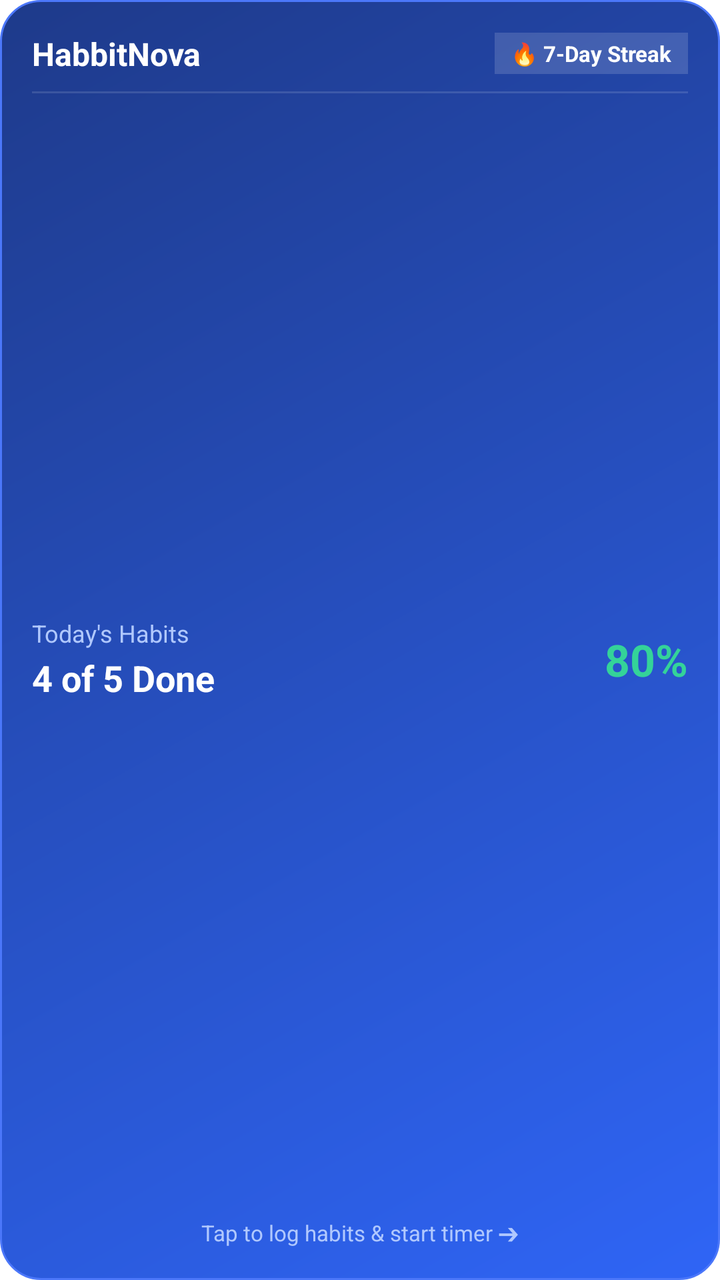
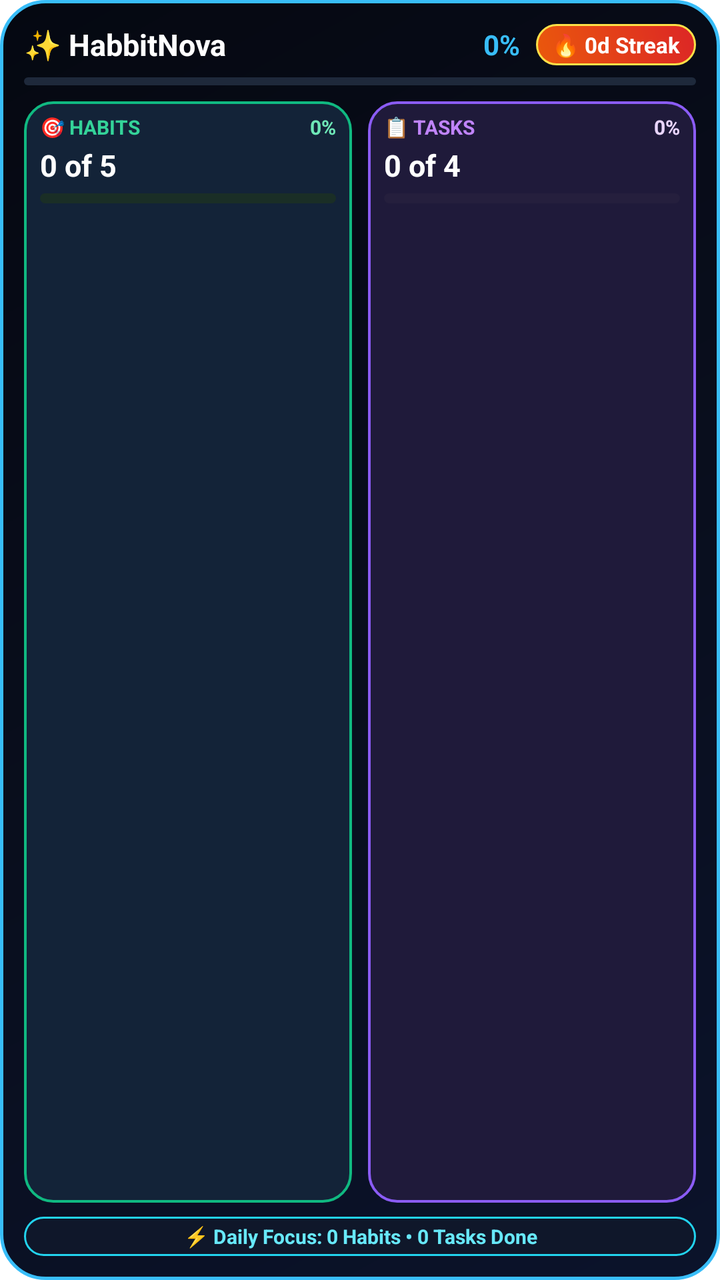

The first picture is an Android layout as it rendered before a commit; the second is the same layout after the commit. The layout source and the unified diff follow.
<!-- AndroidManifest.xml: fallback theme Theme.MaterialComponents.DayNight.NoActionBar -->
<!-- res/layout/synvero_app_widget.xml -->
<?xml version="1.0" encoding="utf-8"?>
<LinearLayout xmlns:android="http://schemas.android.com/apk/res/android"
    android:id="@+id/widget_container"
    android:layout_width="match_parent"
    android:layout_height="match_parent"
    android:background="@drawable/widget_background"
    android:orientation="vertical"
    android:padding="16dp">

    
    <LinearLayout
        android:layout_width="match_parent"
        android:layout_height="wrap_content"
        android:gravity="center_vertical"
        android:orientation="horizontal">

        <TextView
            android:id="@+id/widget_app_title"
            android:layout_width="0dp"
            android:layout_height="wrap_content"
            android:layout_weight="1"
            android:text="HabbitNova"
            android:textColor="#FFFFFF"
            android:textSize="16sp"
            android:textStyle="bold" />

        <TextView
            android:id="@+id/widget_streak_badge"
            android:layout_width="wrap_content"
            android:layout_height="wrap_content"
            android:background="#26FFFFFF"
            android:paddingStart="8dp"
            android:paddingTop="3dp"
            android:paddingEnd="8dp"
            android:paddingBottom="3dp"
            android:text="🔥 7-Day Streak"
            android:textColor="#FFFFFF"
            android:textSize="11sp"
            android:textStyle="bold" />
    </LinearLayout>

    <ImageView
        android:layout_width="match_parent"
        android:layout_height="1dp"
        android:layout_marginTop="8dp"
        android:layout_marginBottom="8dp"
        android:background="#20FFFFFF" />

    
    <LinearLayout
        android:layout_width="match_parent"
        android:layout_height="0dp"
        android:layout_weight="1"
        android:gravity="center_vertical"
        android:orientation="horizontal">

        <LinearLayout
            android:layout_width="0dp"
            android:layout_height="wrap_content"
            android:layout_weight="1"
            android:orientation="vertical">

            <TextView
                android:id="@+id/widget_habits_label"
                android:layout_width="wrap_content"
                android:layout_height="wrap_content"
                android:text="Today's Habits"
                android:textColor="#B0C8FE"
                android:textSize="12sp" />

            <TextView
                android:id="@+id/widget_habits_count"
                android:layout_width="wrap_content"
                android:layout_height="wrap_content"
                android:layout_marginTop="2dp"
                android:text="4 of 5 Done"
                android:textColor="#FFFFFF"
                android:textSize="18sp"
                android:textStyle="bold" />
        </LinearLayout>

        <TextView
            android:id="@+id/widget_percentage"
            android:layout_width="wrap_content"
            android:layout_height="wrap_content"
            android:text="80%"
            android:textColor="#34D399"
            android:textSize="22sp"
            android:textStyle="bold" />
    </LinearLayout>

    
    <TextView
        android:id="@+id/widget_action_text"
        android:layout_width="match_parent"
        android:layout_height="wrap_content"
        android:layout_marginTop="4dp"
        android:gravity="center"
        android:text="Tap to log habits &amp; start timer ➔"
        android:textColor="#B0C8FE"
        android:textSize="11sp" />
</LinearLayout>
<!-- resources referenced by this layout -->
<resources>
  <!-- drawable widget_background (drawable) -->
  <?xml version="1.0" encoding="utf-8"?>
  <shape xmlns:android="http://schemas.android.com/apk/res/android"
      android:shape="rectangle">
      <corners android:radius="20dp" />
      <gradient
          android:angle="135"
          android:startColor="#2F65F6"
          android:endColor="#1E3A8A"
          android:type="linear" />
      <stroke
          android:width="1dp"
          android:color="#4B77FA" />
  </shape>
</resources>

<!-- the commit's change to res/layout/synvero_app_widget.xml (unified diff, before → after) -->
@@ -5,7 +5,7 @@
     android:layout_height="match_parent"
     android:background="@drawable/widget_background"
     android:orientation="vertical"
-    android:padding="16dp">
+    android:padding="12dp">
 
     
     <LinearLayout
@@ -19,84 +19,228 @@
             android:layout_width="0dp"
             android:layout_height="wrap_content"
             android:layout_weight="1"
-            android:text="HabbitNova"
+            android:text="✨ HabbitNova"
             android:textColor="#FFFFFF"
-            android:textSize="16sp"
+            android:textSize="15sp"
+            android:textStyle="bold" />
+
+        <TextView
+            android:id="@+id/widget_overall_pct"
+            android:layout_width="wrap_content"
+            android:layout_height="wrap_content"
+            android:layout_marginEnd="8dp"
+            android:text="0%"
+            android:textColor="#38BDF8"
+            android:textSize="14sp"
             android:textStyle="bold" />
 
         <TextView
             android:id="@+id/widget_streak_badge"
             android:layout_width="wrap_content"
             android:layout_height="wrap_content"
-            android:background="#26FFFFFF"
+            android:background="@drawable/widget_streak_badge"
             android:paddingStart="8dp"
             android:paddingTop="3dp"
             android:paddingEnd="8dp"
             android:paddingBottom="3dp"
-            android:text="🔥 7-Day Streak"
+            android:text="🔥 0d Streak"
             android:textColor="#FFFFFF"
             android:textSize="11sp"
             android:textStyle="bold" />
     </LinearLayout>
 
-    <ImageView
-        android:layout_width="match_parent"
-        android:layout_height="1dp"
-        android:layout_marginTop="8dp"
+    
+    <ProgressBar
+        android:id="@+id/widget_overall_bar"
+        style="?android:attr/progressBarStyleHorizontal"
+        android:layout_width="match_parent"
+        android:layout_height="4dp"
+        android:layout_marginTop="6dp"
         android:layout_marginBottom="8dp"
-        android:background="#20FFFFFF" />
+        android:max="100"
+        android:progress="0"
+        android:progressDrawable="@drawable/progress_overall_glowing" />
 
     
     <LinearLayout
         android:layout_width="match_parent"
         android:layout_height="0dp"
         android:layout_weight="1"
-        android:gravity="center_vertical"
         android:orientation="horizontal">
 
+        
         <LinearLayout
+            android:id="@+id/widget_habits_card"
             android:layout_width="0dp"
-            android:layout_height="wrap_content"
+            android:layout_height="match_parent"
             android:layout_weight="1"
-            android:orientation="vertical">
-
-            <TextView
-                android:id="@+id/widget_habits_label"
-                android:layout_width="wrap_content"
-                android:layout_height="wrap_content"
-                android:text="Today's Habits"
-                android:textColor="#B0C8FE"
-                android:textSize="12sp" />
+            android:layout_marginEnd="4dp"
+            android:background="@drawable/widget_card_habits"
+            android:orientation="vertical"
+            android:paddingStart="8dp"
+            android:paddingTop="6dp"
+            android:paddingEnd="8dp"
+            android:paddingBottom="6dp">
+
+            <LinearLayout
+                android:layout_width="match_parent"
+                android:layout_height="wrap_content"
+                android:gravity="center_vertical"
+                android:orientation="horizontal">
+
+                <TextView
+                    android:layout_width="0dp"
+                    android:layout_height="wrap_content"
+                    android:layout_weight="1"
+                    android:text="🎯 HABITS"
+                    android:textColor="#34D399"
+                    android:textSize="10sp"
+                    android:textStyle="bold" />
+
+                <TextView
+                    android:id="@+id/widget_habits_pct"
+                    android:layout_width="wrap_content"
+                    android:layout_height="wrap_content"
+                    android:text="0%"
+                    android:textColor="#6EE7B7"
+                    android:textSize="10sp"
+                    android:textStyle="bold" />
+            </LinearLayout>
 
             <TextView
                 android:id="@+id/widget_habits_count"
                 android:layout_width="wrap_content"
                 android:layout_height="wrap_content"
                 android:layout_marginTop="2dp"
-                android:text="4 of 5 Done"
+                android:text="0 of 5"
                 android:textColor="#FFFFFF"
-                android:textSize="18sp"
-                android:textStyle="bold" />
+                android:textSize="15sp"
+                android:textStyle="bold" />
+
+            <ProgressBar
+                android:id="@+id/widget_habits_bar"
+                style="?android:attr/progressBarStyleHorizontal"
+                android:layout_width="match_parent"
+                android:layout_height="5dp"
+                android:layout_marginTop="4dp"
+                android:max="100"
+                android:progress="0"
+                android:progressDrawable="@drawable/progress_habits_glowing" />
         </LinearLayout>
 
-        <TextView
-            android:id="@+id/widget_percentage"
-            android:layout_width="wrap_content"
-            android:layout_height="wrap_content"
-            android:text="80%"
-            android:textColor="#34D399"
-            android:textSize="22sp"
-            android:textStyle="bold" />
+        
+        <LinearLayout
+            android:id="@+id/widget_tasks_card"
+            android:layout_width="0dp"
+            android:layout_height="match_parent"
+            android:layout_weight="1"
+            android:layout_marginStart="4dp"
+            android:background="@drawable/widget_card_tasks"
+            android:orientation="vertical"
+            android:paddingStart="8dp"
+            android:paddingTop="6dp"
+            android:paddingEnd="8dp"
+            android:paddingBottom="6dp">
+
+            <LinearLayout
+                android:layout_width="match_parent"
+                android:layout_height="wrap_content"
+                android:gravity="center_vertical"
+                android:orientation="horizontal">
+
+                <TextView
+                    android:layout_width="0dp"
+                    android:layout_height="wrap_content"
+                    android:layout_weight="1"
+                    android:text="📋 TASKS"
+                    android:textColor="#C084FC"
+                    android:textSize="10sp"
+                    android:textStyle="bold" />
+
+                <TextView
+                    android:id="@+id/widget_tasks_pct"
+                    android:layout_width="wrap_content"
+                    android:layout_height="wrap_content"
+                    android:text="0%"
+                    android:textColor="#E9D5FF"
+                    android:textSize="10sp"
+                    android:textStyle="bold" />
+            </LinearLayout>
+
+            <TextView
+                android:id="@+id/widget_tasks_count"
+                android:layout_width="wrap_content"
+                android:layout_height="wrap_content"
+                android:layout_marginTop="2dp"
+                android:text="0 of 4"
+                android:textColor="#FFFFFF"
+                android:textSize="15sp"
+                android:textStyle="bold" />
+
+            <ProgressBar
+                android:id="@+id/widget_tasks_bar"
+                style="?android:attr/progressBarStyleHorizontal"
+                android:layout_width="match_parent"
+                android:layout_height="5dp"
+                android:layout_marginTop="4dp"
+                android:max="100"
+                android:progress="0"
+                android:progressDrawable="@drawable/progress_tasks_glowing" />
+        </LinearLayout>
     </LinearLayout>
 
     
-    <TextView
-        android:id="@+id/widget_action_text"
+    <FrameLayout
         android:layout_width="match_parent"
         android:layout_height="wrap_content"
-        android:layout_marginTop="4dp"
-        android:gravity="center"
-        android:text="Tap to log habits &amp; start timer ➔"
-        android:textColor="#B0C8FE"
-        android:textSize="11sp" />
+        android:layout_marginTop="7dp"
+        android:background="@drawable/widget_flipper_bg"
+        android:paddingStart="8dp"
+        android:paddingTop="3dp"
+        android:paddingEnd="8dp"
+        android:paddingBottom="3dp">
+
+        <ViewFlipper
+            android:id="@+id/widget_flipper"
+            android:layout_width="match_parent"
+            android:layout_height="wrap_content"
+            android:autoStart="true"
+            android:flipInterval="3200"
+            android:inAnimation="@android:anim/fade_in"
+            android:outAnimation="@android:anim/fade_out">
+
+            <TextView
+                android:id="@+id/widget_flip_msg1"
+                android:layout_width="match_parent"
+                android:layout_height="wrap_content"
+                android:gravity="center"
+                android:singleLine="true"
+                android:text="⚡ Daily Focus: 0 Habits • 0 Tasks Done"
+                android:textColor="#67E8F9"
+                android:textSize="10sp"
+                android:textStyle="bold" />
+
+            <TextView
+                android:id="@+id/widget_flip_msg2"
+                android:layout_width="match_parent"
+                android:layout_height="wrap_content"
+                android:gravity="center"
+                android:singleLine="true"
+                android:text="✨ Tap to track progress &amp; stay on top!"
+                android:textColor="#A7F3D0"
+                android:textSize="10sp"
+                android:textStyle="bold" />
+
+            <TextView
+                android:id="@+id/widget_flip_msg3"
+                android:layout_width="match_parent"
+                android:layout_height="wrap_content"
+                android:gravity="center"
+                android:singleLine="true"
+                android:text="🔥 Streak Active! Build greatness daily ➔"
+                android:textColor="#FDE047"
+                android:textSize="10sp"
+                android:textStyle="bold" />
+        </ViewFlipper>
+    </FrameLayout>
 </LinearLayout>
<!-- resource entries referenced after the edit -->
@@ -1,18 +1,126 @@
 <!-- resources referenced by this layout -->
 <resources>
+  <!-- drawable progress_habits_glowing (drawable) -->
+  <?xml version="1.0" encoding="utf-8"?>
+  <layer-list xmlns:android="http://schemas.android.com/apk/res/android">
+      <item android:id="@android:id/background">
+          <shape>
+              <corners android:radius="4dp" />
+              <solid android:color="#1A2E26" />
+          </shape>
+      </item>
+      <item android:id="@android:id/progress">
+          <clip>
+              <shape>
+                  <corners android:radius="4dp" />
+                  <gradient
+                      android:startColor="#059669"
+                      android:endColor="#34D399"
+                      android:angle="0" />
+              </shape>
+          </clip>
+      </item>
+  </layer-list>
+  <!-- drawable progress_overall_glowing (drawable) -->
+  <?xml version="1.0" encoding="utf-8"?>
+  <layer-list xmlns:android="http://schemas.android.com/apk/res/android">
+      <item android:id="@android:id/background">
+          <shape>
+              <corners android:radius="3dp" />
+              <solid android:color="#1E293B" />
+          </shape>
+      </item>
+      <item android:id="@android:id/progress">
+          <clip>
+              <shape>
+                  <corners android:radius="3dp" />
+                  <gradient
+                      android:startColor="#2563EB"
+                      android:endColor="#38BDF8"
+                      android:angle="0" />
+              </shape>
+          </clip>
+      </item>
+  </layer-list>
+  <!-- drawable progress_tasks_glowing (drawable) -->
+  <?xml version="1.0" encoding="utf-8"?>
+  <layer-list xmlns:android="http://schemas.android.com/apk/res/android">
+      <item android:id="@android:id/background">
+          <shape>
+              <corners android:radius="4dp" />
+              <solid android:color="#251F3D" />
+          </shape>
+      </item>
+      <item android:id="@android:id/progress">
+          <clip>
+              <shape>
+                  <corners android:radius="4dp" />
+                  <gradient
+                      android:startColor="#7C3AED"
+                      android:endColor="#C084FC"
+                      android:angle="0" />
+              </shape>
+          </clip>
+      </item>
+  </layer-list>
   <!-- drawable widget_background (drawable) -->
   <?xml version="1.0" encoding="utf-8"?>
   <shape xmlns:android="http://schemas.android.com/apk/res/android"
       android:shape="rectangle">
-      <corners android:radius="20dp" />
+      <corners android:radius="22dp" />
       <gradient
           android:angle="135"
-          android:startColor="#2F65F6"
-          android:endColor="#1E3A8A"
+          android:startColor="#0B132B"
+          android:centerColor="#090E1D"
+          android:endColor="#050811"
+          android:type="linear" />
+      <stroke
+          android:width="1.5dp"
+          android:color="#38BDF8" />
+  </shape>
+  <!-- drawable widget_card_habits (drawable) -->
+  <?xml version="1.0" encoding="utf-8"?>
+  <shape xmlns:android="http://schemas.android.com/apk/res/android"
+      android:shape="rectangle">
+      <corners android:radius="14dp" />
+      <solid android:color="#132338" />
+      <stroke
+          android:width="1.2dp"
+          android:color="#10B981" />
+  </shape>
+  <!-- drawable widget_card_tasks (drawable) -->
+  <?xml version="1.0" encoding="utf-8"?>
+  <shape xmlns:android="http://schemas.android.com/apk/res/android"
+      android:shape="rectangle">
+      <corners android:radius="14dp" />
+      <solid android:color="#1F1A3A" />
+      <stroke
+          android:width="1.2dp"
+          android:color="#8B5CF6" />
+  </shape>
+  <!-- drawable widget_flipper_bg (drawable) -->
+  <?xml version="1.0" encoding="utf-8"?>
+  <shape xmlns:android="http://schemas.android.com/apk/res/android"
+      android:shape="rectangle">
+      <corners android:radius="10dp" />
+      <solid android:color="#0F172A" />
+      <stroke
+          android:width="1dp"
+          android:color="#22D3EE" />
+  </shape>
+  <!-- drawable widget_streak_badge (drawable) -->
+  <?xml version="1.0" encoding="utf-8"?>
+  <shape xmlns:android="http://schemas.android.com/apk/res/android"
+      android:shape="rectangle">
+      <corners android:radius="12dp" />
+      <gradient
+          android:angle="45"
+          android:startColor="#EA580C"
+          android:endColor="#DC2626"
           android:type="linear" />
       <stroke
           android:width="1dp"
-          android:color="#4B77FA" />
+          android:color="#FDE047" />
   </shape>
 </resources>
 
